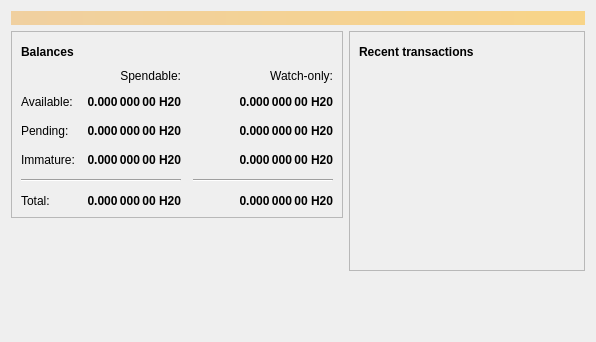
minblock/watacoin, file src/qt/forms/overviewpage.ui: the form before one commit.
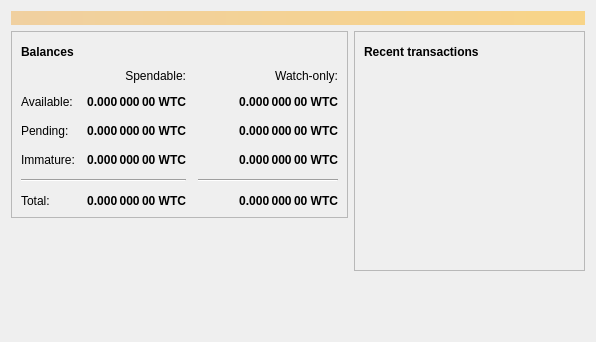
The form after the commit. Icons and pictures are not drawn.

```diff
--- a/src/qt/forms/overviewpage.ui
+++ b/src/qt/forms/overviewpage.ui
@@ -129,7 +129,7 @@
                <string>Unconfirmed transactions to watch-only addresses</string>
               </property>
               <property name="text">
-               <string notr="true">0.000 000 00 H20</string>
+               <string notr="true">0.000 000 00 WTC</string>
               </property>
               <property name="alignment">
                <set>Qt::AlignRight|Qt::AlignTrailing|Qt::AlignVCenter</set>
@@ -154,7 +154,7 @@
                <string>Total of transactions that have yet to be confirmed, and do not yet count toward the spendable balance</string>
               </property>
               <property name="text">
-               <string notr="true">0.000 000 00 H20</string>
+               <string notr="true">0.000 000 00 WTC</string>
               </property>
               <property name="alignment">
                <set>Qt::AlignRight|Qt::AlignTrailing|Qt::AlignVCenter</set>
@@ -179,7 +179,7 @@
                <string>Mined balance in watch-only addresses that has not yet matured</string>
               </property>
               <property name="text">
-               <string notr="true">0.000 000 00 H20</string>
+               <string notr="true">0.000 000 00 WTC</string>
               </property>
               <property name="alignment">
                <set>Qt::AlignRight|Qt::AlignTrailing|Qt::AlignVCenter</set>
@@ -237,7 +237,7 @@
                <string>Mined balance that has not yet matured</string>
               </property>
               <property name="text">
-               <string notr="true">0.000 000 00 H20</string>
+               <string notr="true">0.000 000 00 WTC</string>
               </property>
               <property name="alignment">
                <set>Qt::AlignRight|Qt::AlignTrailing|Qt::AlignVCenter</set>
@@ -282,7 +282,7 @@
                <string>Your current total balance</string>
               </property>
               <property name="text">
-               <string notr="true">0.000 000 00 H20</string>
+               <string notr="true">0.000 000 00 WTC</string>
               </property>
               <property name="alignment">
                <set>Qt::AlignRight|Qt::AlignTrailing|Qt::AlignVCenter</set>
@@ -307,7 +307,7 @@
                <string>Current total balance in watch-only addresses</string>
               </property>
               <property name="text">
-               <string notr="true">0.000 000 00 H20</string>
+               <string notr="true">0.000 000 00 WTC</string>
               </property>
               <property name="alignment">
                <set>Qt::AlignRight|Qt::AlignTrailing|Qt::AlignVCenter</set>
@@ -349,7 +349,7 @@
                <string>Your current spendable balance</string>
               </property>
               <property name="text">
-               <string notr="true">0.000 000 00 H20</string>
+               <string notr="true">0.000 000 00 WTC</string>
               </property>
               <property name="alignment">
                <set>Qt::AlignRight|Qt::AlignTrailing|Qt::AlignVCenter</set>
@@ -374,7 +374,7 @@
                <string>Your current balance in watch-only addresses</string>
               </property>
               <property name="text">
-               <string notr="true">0.000 000 00 H20</string>
+               <string notr="true">0.000 000 00 WTC</string>
               </property>
               <property name="alignment">
                <set>Qt::AlignRight|Qt::AlignTrailing|Qt::AlignVCenter</set>
```
